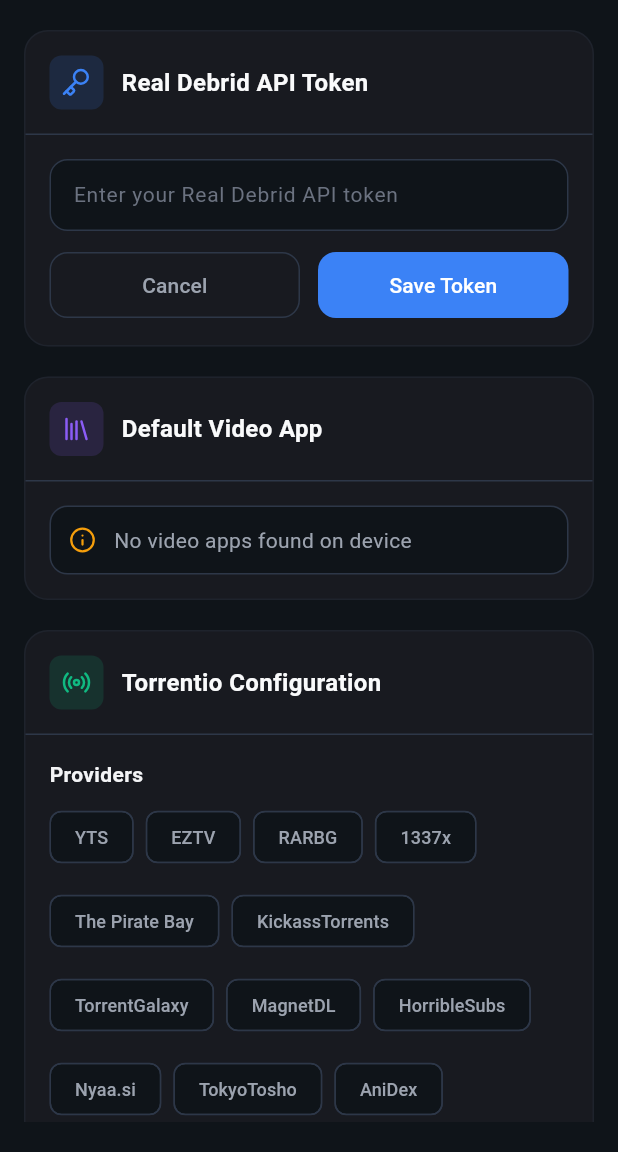
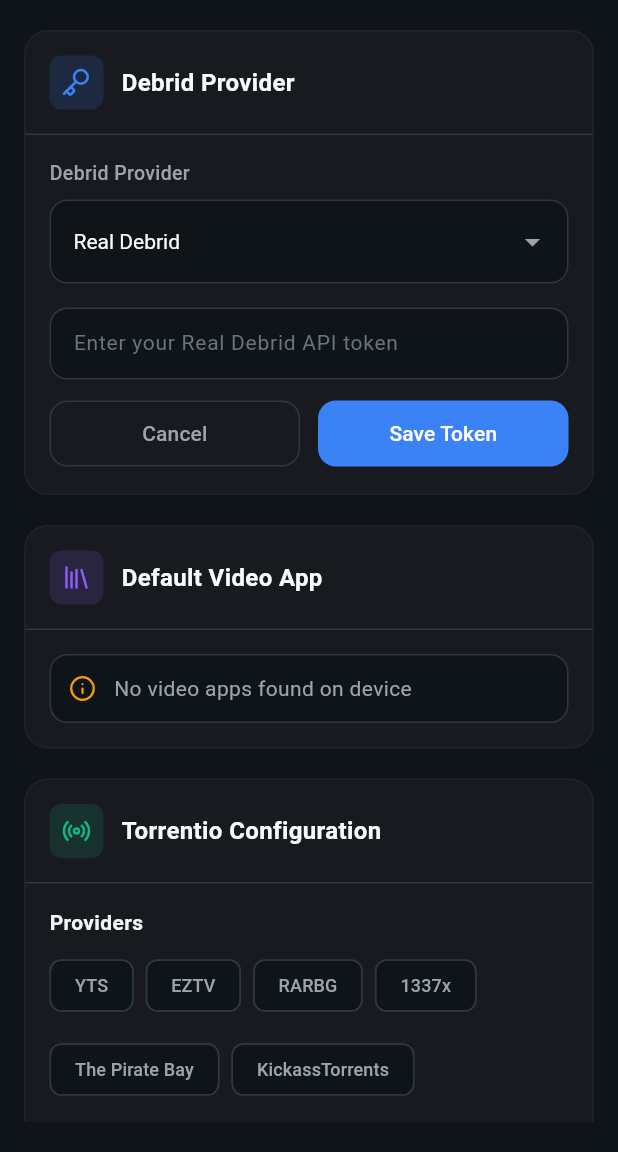
Before and after one commit to ShalmonAnandas/rd_client, a Flutter app: the screen it shows after launch, on a phone screen of 412 x 824 dp, the part 84-1236 px from its top. Run offline on Flutter 3.47's test engine with Material 3 defaults, Android fonts, the phone set to English and light mode, and no system bars; our stand-ins replace app_links, dio, flutter_secure_storage, freezed_annotation, get, lucide_icons_flutter and 3 more; missing offline and left inert: alice, alice_dio, android_intent_plus, dart:html, liquid_glass_renderer, receive_sharing_intent and 1 more; statements that could not run were skipped.

Commit message:
Add TorBox provider support
Co-authored-by: ShalmonAnandas <67845465+ShalmonAnandas@users.noreply.github.com>

```diff
--- a/lib/presentation/controllers/home_controller.dart
+++ b/lib/presentation/controllers/home_controller.dart
@@ -8,6 +8,7 @@ import 'package:rd_client/models/torrent.dart';
 import 'package:rd_client/services/api_service.dart';
 import 'package:rd_client/services/sharing_intent_service.dart';
 import 'package:rd_client/services/storage_service.dart';
+import 'package:rd_client/utils/app_constants.dart';
 import 'package:flutter/foundation.dart';
 
 class HomeController extends GetxController {
@@ -48,7 +49,10 @@ class HomeController extends GetxController {
   }
 
   Future<bool> checkApiToken() async {
-    final token = await StorageService.instance.getToken();
+    final provider =
+        await StorageService.instance.getDebridProvider() ??
+        AppConstants.realDebridProvider;
+    final token = await StorageService.instance.getTokenForProvider(provider);
     return token != null;
   }
 
--- a/lib/presentation/controllers/settings_controller.dart
+++ b/lib/presentation/controllers/settings_controller.dart
@@ -18,6 +18,7 @@ class SettingsController extends GetxController {
   final Rx<Map<String, dynamic>?> selectedVideoApp = Rx<Map<String, dynamic>?>(
     null,
   );
+  final RxString selectedDebridProvider = AppConstants.realDebridProvider.obs;
 
   // Torrentio Configuration
   final RxSet<String> selectedProviders = <String>{}.obs;
@@ -40,10 +41,26 @@ class SettingsController extends GetxController {
     super.onClose();
   }
 
+  String get debridDisplayName =>
+      selectedDebridProvider.value == AppConstants.torboxProvider
+          ? 'TorBox'
+          : 'Real Debrid';
+
+  Future<void> loadDebridProvider() async {
+    final provider =
+        await StorageService.instance.getDebridProvider() ??
+        AppConstants.realDebridProvider;
+    selectedDebridProvider.value = provider;
+    AppConstants.debridProvider = provider;
+  }
+
   Future<void> loadToken() async {
     _setLoading(true);
     try {
-      final token = await StorageService.instance.getToken();
+      final token = await StorageService.instance.getTokenForProvider(
+        selectedDebridProvider.value,
+      );
+      AppConstants.apiToken = token;
       tokenController.text = token ?? '';
       toRestart.value = isTokenEditable.value = token == null || token.isEmpty;
     } catch (e) {
@@ -51,6 +68,16 @@ class SettingsController extends GetxController {
     } finally {
       _setLoading(false);
     }
+  }
+
+  Future<void> setDebridProvider(String provider) async {
+    if (provider == selectedDebridProvider.value) {
+      return;
+    }
+    selectedDebridProvider.value = provider;
+    AppConstants.debridProvider = provider;
+    await StorageService.instance.storeDebridProvider(provider);
+    await loadToken();
   }
 
   void enableTokenEditing() {
@@ -68,7 +95,14 @@ class SettingsController extends GetxController {
 
     _setLoading(true);
     try {
-      await StorageService.instance.storeToken(tokenController.text.trim());
+      if (selectedDebridProvider.value == AppConstants.torboxProvider) {
+        await StorageService.instance.storeTorboxToken(
+          tokenController.text.trim(),
+        );
+      } else {
+        await StorageService.instance.storeToken(tokenController.text.trim());
+      }
+      AppConstants.apiToken = tokenController.text.trim();
       isTokenEditable.value = false;
       if (toRestart.value) {
         if (kIsWeb) {
--- a/lib/presentation/screens/library_screen.dart
+++ b/lib/presentation/screens/library_screen.dart
@@ -4,6 +4,7 @@ import 'package:intl/intl.dart';
 import 'package:rd_client/services/storage_service.dart';
 import 'package:rd_client/services/video_launcher.dart';
 import 'package:rd_client/services/watch_progress_service.dart';
+import 'package:rd_client/utils/app_constants.dart';
 import 'package:rd_client/utils/responsive_constants.dart';
 import 'package:rd_client/widgets/responsive_body.dart';
 import 'package:rd_client/widgets/watch_progress_dialog.dart';
@@ -513,12 +514,12 @@ class _LibraryScreenState extends State<LibraryScreen> {
       }
 
       // Launch the video with Android Intent
-      // Add HTTP headers for Real-Debrid compatibility
+      // Add HTTP headers for Debrid compatibility
       await launchVideo(
         url: url,
         defaultVideoApp: defaultVideoApp,
         referer: item.mediaType == 'torrent'
-            ? 'https://real-debrid.com/'
+            ? AppConstants.debridReferer
             : 'https://torrentio.strem.fun/',
       );
     } catch (e) {
--- a/lib/presentation/screens/settings_screen.dart
+++ b/lib/presentation/screens/settings_screen.dart
@@ -3,6 +3,7 @@ import 'package:flutter/material.dart';
 import 'package:lucide_icons_flutter/lucide_icons.dart';
 import 'package:get/get.dart';
 import 'package:rd_client/presentation/controllers/settings_controller.dart';
+import 'package:rd_client/utils/app_constants.dart';
 import 'package:rd_client/widgets/responsive_body.dart';
 
 class SettingsScreen extends StatelessWidget {
@@ -14,6 +15,7 @@ class SettingsScreen extends StatelessWidget {
 
     // Load initial data
     WidgetsBinding.instance.addPostFrameCallback((_) async {
+      await controller.loadDebridProvider();
       await controller.loadToken();
       if (!kIsWeb) {
         await controller.loadVideoApps();
@@ -110,16 +112,70 @@ class SettingsScreen extends StatelessWidget {
 
   Widget _buildApiConfigurationSection(SettingsController controller) {
     return _buildSectionContainer(
-      title: 'Real Debrid API Token',
+      title: 'Debrid Provider',
       icon: LucideIcons.key,
       iconColor: const Color(0xFF3B82F6),
       child: Column(
+        crossAxisAlignment: CrossAxisAlignment.start,
         children: [
+          const Text(
+            'Debrid Provider',
+            style: TextStyle(
+              fontSize: 13,
+              color: Color(0xFF9CA3AF),
+              fontWeight: FontWeight.w500,
+            ),
+          ),
+          const SizedBox(height: 8),
+          Obx(() => _buildProviderDropdown(controller)),
+          const SizedBox(height: 16),
           Obx(() => _buildTokenField(controller)),
           const SizedBox(height: 12),
           Obx(() => _buildTokenActions(controller)),
         ],
       ),
+    );
+  }
+
+  Widget _buildProviderDropdown(SettingsController controller) {
+    return DropdownButtonFormField<String>(
+      value: controller.selectedDebridProvider.value,
+      dropdownColor: const Color(0xFF1F2937),
+      iconEnabledColor: const Color(0xFF9CA3AF),
+      decoration: InputDecoration(
+        filled: true,
+        fillColor: const Color(0xFF0F1419),
+        border: OutlineInputBorder(
+          borderRadius: BorderRadius.circular(12),
+          borderSide: const BorderSide(color: Color(0xFF2D3748), width: 1),
+        ),
+        enabledBorder: OutlineInputBorder(
+          borderRadius: BorderRadius.circular(12),
+          borderSide: const BorderSide(color: Color(0xFF2D3748), width: 1),
+        ),
+        focusedBorder: OutlineInputBorder(
+          borderRadius: BorderRadius.circular(12),
+          borderSide: const BorderSide(color: Color(0xFF3B82F6), width: 1.5),
+        ),
+      ),
+      items: const [
+        DropdownMenuItem(
+          value: AppConstants.realDebridProvider,
+          child: Text('Real Debrid'),
+        ),
+        DropdownMenuItem(
+          value: AppConstants.torboxProvider,
+          child: Text('TorBox'),
+        ),
+      ],
+      onChanged: controller.isLoading.value
+          ? null
+          : (value) {
+              if (value != null) {
+                controller.setDebridProvider(value);
+              }
+            },
+      style: const TextStyle(color: Color(0xFFF9FAFB), fontSize: 14),
     );
   }
 
@@ -204,7 +260,7 @@ class SettingsScreen extends StatelessWidget {
       controller: controller.tokenController,
       style: const TextStyle(color: Color(0xFFF9FAFB), fontSize: 14),
       decoration: InputDecoration(
-        hintText: 'Enter your Real Debrid API token',
+        hintText: 'Enter your ${controller.debridDisplayName} API token',
         hintStyle: const TextStyle(color: Color(0xFF6B7280), fontSize: 14),
         filled: true,
         fillColor: const Color(0xFF0F1419),
--- a/lib/services/storage_service.dart
+++ b/lib/services/storage_service.dart
@@ -13,6 +13,29 @@ class StorageService {
 
   Future<String?> getToken() async {
     return await storage.read(key: 'rd_auth_token');
+  }
+
+  Future<void> storeTorboxToken(String token) async {
+    await storage.write(key: 'torbox_auth_token', value: token);
+  }
+
+  Future<String?> getTorboxToken() async {
+    return await storage.read(key: 'torbox_auth_token');
+  }
+
+  Future<void> storeDebridProvider(String provider) async {
+    await storage.write(key: 'debrid_provider', value: provider);
+  }
+
+  Future<String?> getDebridProvider() async {
+    return await storage.read(key: 'debrid_provider');
+  }
+
+  Future<String?> getTokenForProvider(String provider) async {
+    if (provider == 'torbox') {
+      return getTorboxToken();
+    }
+    return getToken();
   }
 
   Future<void> storeDefaultVideoApp(String packageName) async {
--- a/lib/utils/app_constants.dart
+++ b/lib/utils/app_constants.dart
@@ -3,10 +3,25 @@ import 'package:rd_client/utils/alice_wrapper.dart';
 
 class AppConstants {
   static String rdBaseUrl = 'https://api.real-debrid.com/rest/1.0';
+  static String torboxBaseUrl = 'https://api.torbox.app/v1/api';
 
   static String tmdbBaseUrl = 'https://streamline-be.vercel.app';
 
   static String? apiToken;
+  static const String realDebridProvider = 'realdebrid';
+  static const String torboxProvider = 'torbox';
+  static String debridProvider = realDebridProvider;
+
+  static String get debridDisplayName =>
+      debridProvider == torboxProvider ? 'TorBox' : 'Real Debrid';
+
+  static String get debridStatusLabel =>
+      debridProvider == torboxProvider ? 'TorBox' : 'RD+';
+
+  static String get debridReferer =>
+      debridProvider == torboxProvider
+          ? 'https://torbox.app/'
+          : 'https://real-debrid.com/';
 
   static Alice alice = Alice(
     configuration: AliceConfiguration(
```
Also changed, not shown: lib/main.dart (+6 -1 lines), lib/presentation/controllers/add_torrents_controller.dart (+12 -0 lines), lib/presentation/screens/streaming_links_screen.dart (+9 -3 lines), lib/presentation/screens/torrent_page.dart (+12 -11 lines), lib/services/api_service.dart (+228 -2 lines), lib/widgets/display_tile.dart (+5 -4 lines).
